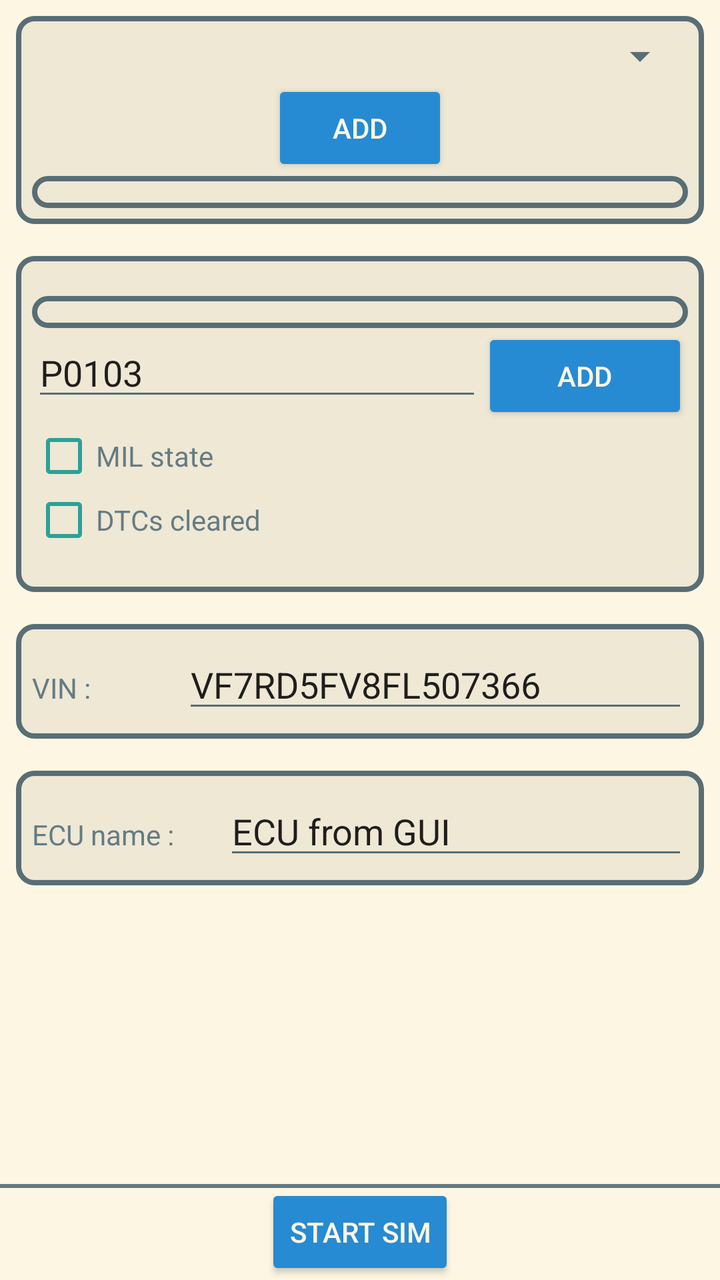
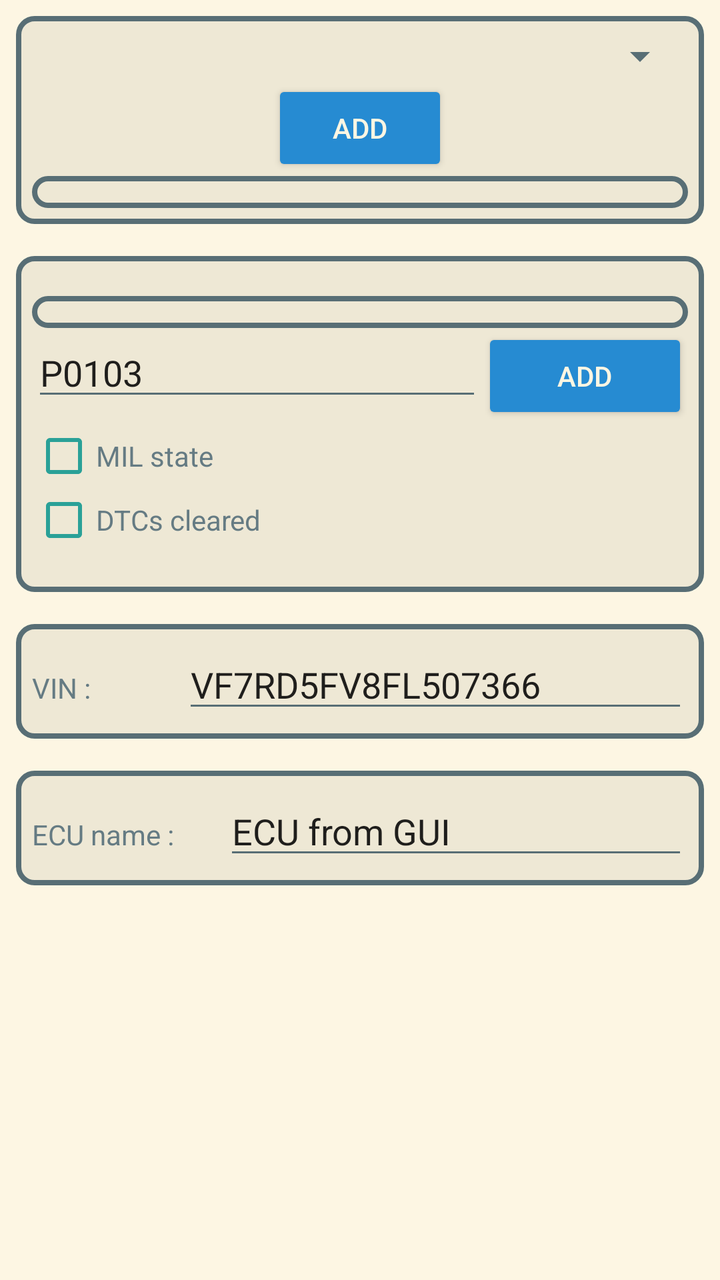

Two renders of the same Android screen: before a commit and after it. Below are the layout's source before the change and the commit's diff.
<!-- AndroidManifest.xml: application theme Theme.Solarized -->
<!-- res/layout/sim_main_ecu_config_gui.xml -->
<?xml version="1.0" encoding="utf-8"?>
<androidx.constraintlayout.widget.ConstraintLayout xmlns:android="http://schemas.android.com/apk/res/android"
    xmlns:app="http://schemas.android.com/apk/res-auto"
    xmlns:tools="http://schemas.android.com/tools"
    android:id="@+id/frameLayout"
    android:layout_width="match_parent"
    android:layout_height="match_parent" >

    <ScrollView
        android:id="@+id/sim_settings"
        android:layout_width="0dp"
        android:layout_height="0dp"
        android:clipToPadding="false"
        app:layout_constraintTop_toTopOf="parent"
        app:layout_constraintBottom_toTopOf="@id/sim_state_container"
        app:layout_constraintStart_toStartOf="parent"
        app:layout_constraintEnd_toEndOf="parent">

        <LinearLayout
            android:layout_width="match_parent"
            android:layout_height="wrap_content"
            android:orientation="vertical">

            <LinearLayout
                android:layout_width="match_parent"
                android:layout_height="wrap_content"
                android:layout_margin="8dp"
                android:background="@drawable/border"
                android:orientation="vertical">

                <LinearLayout
                    android:layout_width="match_parent"
                    android:layout_height="wrap_content"
                    android:gravity="center_horizontal"
                    android:orientation="vertical">

                    <Spinner
                        android:id="@+id/signal_choice"
                        android:padding="5dp"
                        android:layout_width="match_parent"
                        android:layout_height="wrap_content" />

                    <Button
                        android:id="@+id/signal_add"
                        android:layout_width="wrap_content"
                        android:layout_height="wrap_content"
                        android:layout_weight="1"
                        android:text="Add" />
                </LinearLayout>

                <LinearLayout
                    android:id="@+id/signal_container"
                    android:layout_width="match_parent"
                    android:layout_height="wrap_content"
                    android:background="@drawable/border"
                    android:orientation="vertical" />

            </LinearLayout>

            <LinearLayout
                android:layout_width="match_parent"
                android:layout_height="wrap_content"
                android:layout_margin="8dp"
                android:background="@drawable/border"
                android:orientation="vertical"
                android:paddingVertical="20dp">

                <LinearLayout
                    android:id="@+id/dtc_list"
                    android:layout_width="match_parent"
                    android:layout_height="wrap_content"
                    android:background="@drawable/border"
                    android:orientation="vertical"
                    android:visibility="visible" />

                <LinearLayout
                    android:layout_width="match_parent"
                    android:layout_height="wrap_content"
                    android:orientation="horizontal">

                    <EditText
                        android:id="@+id/dtc_entry"
                        android:layout_width="wrap_content"
                        android:layout_height="wrap_content"
                        android:layout_weight="1"
                        android:ems="10"
                        android:inputType="textNoSuggestions"
                        android:imeOptions="flagNoPersonalizedLearning"
                        android:importantForAutofill="no"
                        android:autofillHints=""
                        android:text="P0103" />

                    <Button
                        android:id="@+id/dtc_entery_validate"
                        android:layout_width="wrap_content"
                        android:layout_height="wrap_content"
                        android:layout_weight="1"
                        android:text="Add" />

                </LinearLayout>

                <LinearLayout
                    android:layout_width="match_parent"
                    android:layout_height="wrap_content"
                    android:orientation="horizontal">

                    <CheckBox
                        android:id="@+id/mil_state"
                        android:layout_width="wrap_content"
                        android:layout_height="wrap_content"
                        android:layout_weight="1"
                        android:text="MIL state" />
                </LinearLayout>

                <LinearLayout
                    android:layout_width="match_parent"
                    android:layout_height="wrap_content"
                    android:orientation="horizontal">

                    <CheckBox
                        android:id="@+id/dtcs_cleared"
                        android:layout_width="wrap_content"
                        android:layout_height="wrap_content"
                        android:layout_weight="1"
                        android:text="DTCs cleared" />
                </LinearLayout>
            </LinearLayout>

            <LinearLayout
                android:layout_width="match_parent"
                android:layout_height="wrap_content"
                android:layout_margin="8dp"
                android:background="@drawable/border"
                android:orientation="horizontal">

                <TextView
                    android:id="@+id/textView2"
                    android:layout_width="wrap_content"
                    android:layout_height="wrap_content"
                    android:layout_weight="1"
                    android:text="VIN : " />

                <EditText
                    android:id="@+id/vin"
                    android:layout_width="wrap_content"
                    android:layout_height="wrap_content"
                    android:layout_weight="1"
                    android:ems="10"
                    android:inputType="textNoSuggestions"
                    android:imeOptions="flagNoPersonalizedLearning"
                    android:importantForAutofill="no"
                    android:autofillHints=""
                    android:text="VF7RD5FV8FL507366" />
            </LinearLayout>

            <LinearLayout
                android:layout_width="match_parent"
                android:layout_height="wrap_content"
                android:layout_margin="8dp"
                android:background="@drawable/border"
                android:orientation="horizontal">

                <TextView
                    android:id="@+id/textView"
                    android:layout_width="wrap_content"
                    android:layout_height="wrap_content"
                    android:layout_weight="1"
                    android:text="ECU name : " />

                <EditText
                    android:id="@+id/ecu_name"
                    android:layout_width="wrap_content"
                    android:layout_height="wrap_content"
                    android:layout_weight="1"
                    android:ems="10"
                    android:inputType="textNoSuggestions"
                    android:imeOptions="flagNoPersonalizedLearning"
                    android:importantForAutofill="no"
                    android:autofillHints=""
                    android:text="ECU from GUI" />
            </LinearLayout>
        </LinearLayout>
    </ScrollView>

    <LinearLayout
        android:id="@+id/sim_state_container"
        android:layout_width="match_parent"
        android:layout_height="wrap_content"
        app:layout_constraintBottom_toBottomOf="parent"
        app:layout_constraintEnd_toEndOf="parent"
        app:layout_constraintStart_toStartOf="parent"
        app:layout_constraintTop_toBottomOf="@+id/sim_settings"
        android:background="@drawable/background_with_border_top"
        android:gravity="center"
        android:orientation="vertical">

        <Button
            android:id="@+id/sim_state"
            android:layout_width="wrap_content"
            android:layout_height="wrap_content"
            android:text="Start Sim" />

    </LinearLayout>

</androidx.constraintlayout.widget.ConstraintLayout>
<!-- resources referenced by this layout -->
<resources>
  <!-- drawable background_with_border_top (drawable) -->
  <?xml version="1.0" encoding="utf-8"?>
  <layer-list xmlns:android="http://schemas.android.com/apk/res/android">
  
      
      <item>
          <shape android:shape="rectangle">
              <solid android:color="?attr/android:colorBackground"/>
          </shape>
      </item>
  
      
      <item android:gravity="top">
          <shape android:shape="rectangle">
              <size android:height="2dp"/>
              <solid android:color="?attr/android:textColor"/> 
          </shape>
      </item>
  
  </layer-list>
  <!-- drawable border (drawable) -->
  <shape xmlns:android="http://schemas.android.com/apk/res/android">
      
      <solid android:color="?attr/colorPrimary"/>
  
      
      <stroke
          android:width="2.5dp"
          android:color="?attr/android:textColorSecondary"/>
  
      
      <corners android:radius="8dp"/>
  
      
      <padding
          android:left="8dp"
          android:top="8dp"
          android:right="8dp"
          android:bottom="8dp"/>
  </shape>
  <style name="Theme.Solarized" parent="Theme.AppCompat.Light.NoActionBar">
          <item name="colorPrimary">@color/sol_base2</item>
          <item name="colorPrimaryDark">@color/sol_base1</item>
          <item name="colorAccent">@color/sol_blue</item>
  
          <item name="android:windowBackground">@color/sol_base3</item>
          <item name="android:colorBackground">@color/sol_base3</item>
          <item name="android:textColor">@color/sol_base00</item>
          <item name="colorOnPrimary">@color/sol_base00</item>
          <item name="android:textColorSecondary">@color/sol_base01</item>
  
          <item name="android:textViewStyle">@style/Solarized.TextView.Light</item>
          <item name="android:editTextStyle">@style/Solarized.EditText.Light</item>
          <item name="android:buttonStyle">@style/Solarized.Button.Light</item>
          <item name="android:checkboxStyle">@style/Solarized.CheckBox.Light</item>
      </style>
  <color name="sol_base2">#eee8d5</color>
  <color name="sol_base1">#93a1a1</color>
  <color name="sol_blue">#268bd2</color>
  <color name="sol_base3">#fdf6e3</color>
  <color name="sol_base00">#657b83</color>
  <color name="sol_base01">#586e75</color>
  <style name="Solarized.TextView.Light" parent="TextAppearance.AppCompat">
          <item name="android:textColor">@color/sol_base00</item>
      </style>
  <style name="Solarized.EditText.Light" parent="Widget.AppCompat.EditText">
          <item name="android:textColor">@color/sol_base00</item>
          <item name="android:textColorHint">@color/sol_base01</item>
          <item name="android:backgroundTint">@color/sol_base1</item>
      </style>
  <style name="Solarized.Button.Light" parent="Widget.AppCompat.Button">
          <item name="android:textColor">@color/sol_base3</item>
          <item name="android:backgroundTint">@color/sol_blue</item>
      </style>
  <style name="Solarized.CheckBox.Light" parent="Widget.AppCompat.CompoundButton.CheckBox">
          <item name="android:textColor">@color/sol_base00</item>
          <item name="buttonTint">@color/sol_cyan</item>
      </style>
  <color name="sol_cyan">#2aa198</color>
</resources>

<!-- the commit's change to res/layout/sim_main_ecu_config_gui.xml (unified diff, before → after) -->
@@ -12,7 +12,7 @@
         android:layout_height="0dp"
         android:clipToPadding="false"
         app:layout_constraintTop_toTopOf="parent"
-        app:layout_constraintBottom_toTopOf="@id/sim_state_container"
+        app:layout_constraintBottom_toBottomOf="parent"
         app:layout_constraintStart_toStartOf="parent"
         app:layout_constraintEnd_toEndOf="parent">
 
@@ -182,24 +182,4 @@
         </LinearLayout>
     </ScrollView>
 
-    <LinearLayout
-        android:id="@+id/sim_state_container"
-        android:layout_width="match_parent"
-        android:layout_height="wrap_content"
-        app:layout_constraintBottom_toBottomOf="parent"
-        app:layout_constraintEnd_toEndOf="parent"
-        app:layout_constraintStart_toStartOf="parent"
-        app:layout_constraintTop_toBottomOf="@+id/sim_settings"
-        android:background="@drawable/background_with_border_top"
-        android:gravity="center"
-        android:orientation="vertical">
-
-        <Button
-            android:id="@+id/sim_state"
-            android:layout_width="wrap_content"
-            android:layout_height="wrap_content"
-            android:text="Start Sim" />
-
-    </LinearLayout>
-
 </androidx.constraintlayout.widget.ConstraintLayout>
<!-- resource entries referenced after the edit -->
@@ -1,25 +1,5 @@
 <!-- resources referenced by this layout -->
 <resources>
-  <!-- drawable background_with_border_top (drawable) -->
-  <?xml version="1.0" encoding="utf-8"?>
-  <layer-list xmlns:android="http://schemas.android.com/apk/res/android">
-  
-      
-      <item>
-          <shape android:shape="rectangle">
-              <solid android:color="?attr/android:colorBackground"/>
-          </shape>
-      </item>
-  
-      
-      <item android:gravity="top">
-          <shape android:shape="rectangle">
-              <size android:height="2dp"/>
-              <solid android:color="?attr/android:textColor"/> 
-          </shape>
-      </item>
-  
-  </layer-list>
   <!-- drawable border (drawable) -->
   <shape xmlns:android="http://schemas.android.com/apk/res/android">
       
